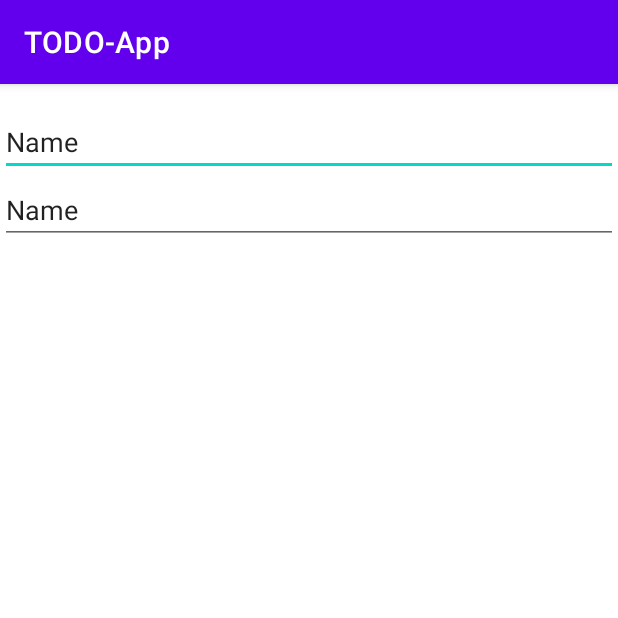
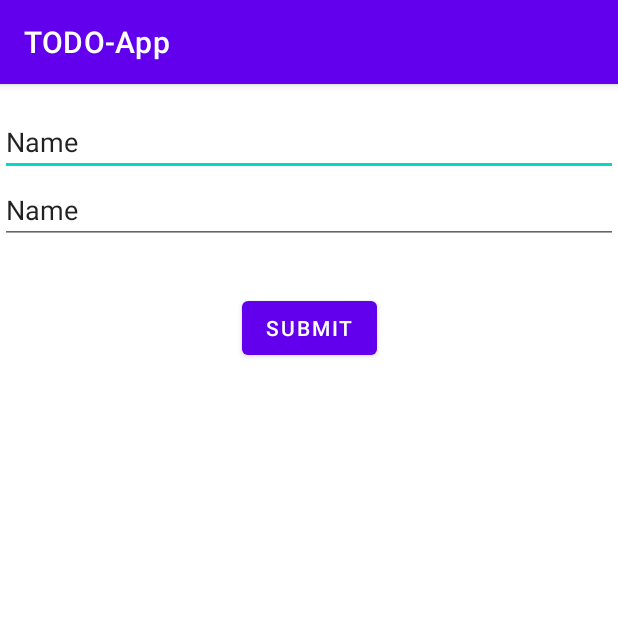
Before and after one commit to MAD-Weekly-Assignment/TODO-App, an Android app: the AddTaskActivity screen opened directly, with no data from a screen before it, on a phone screen of 412 x 824 dp, the top half of it. Run offline under Robolectric (Android 15) with nearby library versions, the phone set to English and light mode, and no system bars.

Commit message:
Added a Submit button to task activity

```diff
--- a/TODOApp/app/src/main/res/layout/activity_add_task.xml
+++ b/TODOApp/app/src/main/res/layout/activity_add_task.xml
@@ -29,4 +29,14 @@
         app:layout_constraintStart_toStartOf="parent"
         app:layout_constraintTop_toBottomOf="@+id/title_et" />
 
+    <Button
+        android:id="@+id/submit_btn"
+        android:layout_width="wrap_content"
+        android:layout_height="wrap_content"
+        android:layout_marginTop="32dp"
+        android:text="Submit"
+        app:layout_constraintEnd_toEndOf="parent"
+        app:layout_constraintStart_toStartOf="parent"
+        app:layout_constraintTop_toBottomOf="@+id/desc_dt" />
+
 </androidx.constraintlayout.widget.ConstraintLayout>
```
